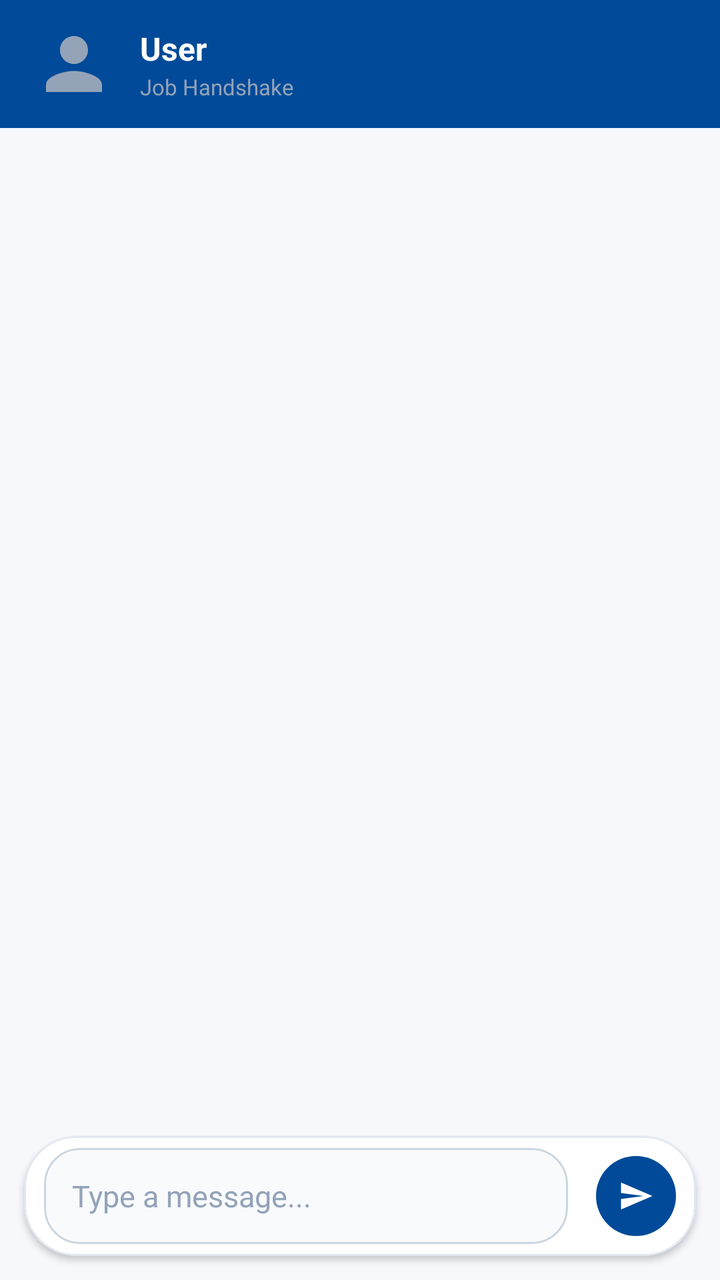
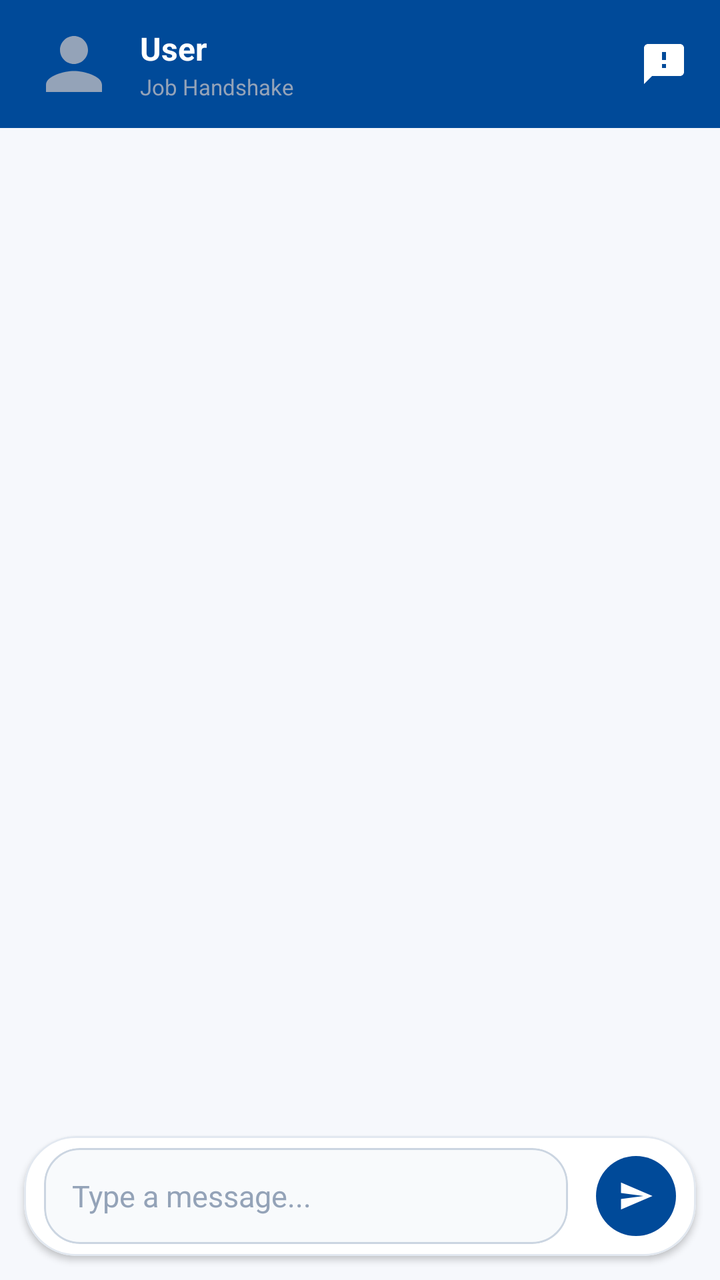

Compare the two renders of this Android layout. The source of the first and the diff that turns it into the second are given below.
<!-- AndroidManifest.xml: application theme Theme.Newtacks -->
<!-- res/layout/activity_transaction_chat.xml -->
<?xml version="1.0" encoding="utf-8"?>
<androidx.constraintlayout.widget.ConstraintLayout xmlns:android="http://schemas.android.com/apk/res/android"
    xmlns:app="http://schemas.android.com/apk/res-auto"
    xmlns:tools="http://schemas.android.com/tools"
    android:id="@+id/chatRoot"
    android:layout_width="match_parent"
    android:layout_height="match_parent"
    android:animateLayoutChanges="true"
    android:background="#F6F8FC">

    
    <com.google.android.material.appbar.AppBarLayout
        android:id="@+id/appBarLayout"
        android:layout_width="match_parent"
        android:layout_height="wrap_content"
        android:background="#0F172A"
        app:elevation="0dp"
        app:layout_constraintTop_toTopOf="parent">

        <androidx.appcompat.widget.Toolbar
            android:id="@+id/toolbar"
            android:layout_width="match_parent"
            android:layout_height="?attr/actionBarSize"
            android:background="#004A99"
            android:theme="@style/ThemeOverlay.AppCompat.Dark.ActionBar"
            app:contentInsetStart="0dp"
            app:navigationIconTint="#FFFFFF">

            <androidx.constraintlayout.widget.ConstraintLayout
                android:layout_width="match_parent"
                android:layout_height="match_parent">

                
                <FrameLayout
                    android:id="@+id/avatarContainer"
                    android:layout_width="42dp"
                    android:layout_height="42dp"
                    android:layout_marginStart="16dp"
                    app:layout_constraintBottom_toBottomOf="parent"
                    app:layout_constraintStart_toStartOf="parent"
                    app:layout_constraintTop_toTopOf="parent">

                    <com.google.android.material.imageview.ShapeableImageView
                        android:id="@+id/ivOtherUser"
                        android:layout_width="42dp"
                        android:layout_height="42dp"
                        android:scaleType="centerCrop"
                        android:src="@drawable/ic_user_placeholder"
                        app:shapeAppearanceOverlay="@style/ShapeAppearance.Material3.Corner.Full" />

                </FrameLayout>

                
                <LinearLayout
                    android:layout_width="0dp"
                    android:layout_height="wrap_content"
                    android:layout_marginStart="12dp"
                    android:orientation="vertical"
                    app:layout_constraintBottom_toBottomOf="parent"
                    app:layout_constraintEnd_toEndOf="parent"
                    app:layout_constraintStart_toEndOf="@id/avatarContainer"
                    app:layout_constraintTop_toTopOf="parent">

                    <TextView
                        android:id="@+id/tvOtherUserName"
                        android:layout_width="wrap_content"
                        android:layout_height="wrap_content"
                        android:text="User"
                        android:textColor="#FFFFFF"
                        android:textSize="16sp"
                        android:textStyle="bold" />

                    <TextView
                        android:id="@+id/tvJobTitleHeader"
                        android:layout_width="wrap_content"
                        android:layout_height="wrap_content"
                        android:layout_marginTop="1dp"
                        android:text="Job Handshake"
                        android:textColor="#94A3B8"
                        android:textSize="11sp" />

                </LinearLayout>

            </androidx.constraintlayout.widget.ConstraintLayout>

        </androidx.appcompat.widget.Toolbar>

    </com.google.android.material.appbar.AppBarLayout>

    
    <androidx.recyclerview.widget.RecyclerView
        android:id="@+id/rvChat"
        android:layout_width="0dp"
        android:layout_height="0dp"
        android:clipToPadding="false"
        android:paddingStart="12dp"
        android:paddingTop="8dp"
        android:paddingEnd="12dp"
        android:paddingBottom="8dp"
        app:layout_constraintBottom_toTopOf="@+id/inputCard"
        app:layout_constraintEnd_toEndOf="parent"
        app:layout_constraintStart_toStartOf="parent"
        app:layout_constraintTop_toBottomOf="@id/appBarLayout" />

    
    <com.google.android.material.card.MaterialCardView
        android:id="@+id/inputCard"
        android:layout_width="match_parent"
        android:layout_height="wrap_content"
        android:layout_marginStart="12dp"
        android:layout_marginTop="4dp"
        android:layout_marginEnd="12dp"
        android:layout_marginBottom="12dp"
        app:cardBackgroundColor="#FFFFFF"
        app:cardCornerRadius="26dp"
        app:cardElevation="2dp"
        app:layout_constraintBottom_toBottomOf="parent"
        app:strokeColor="#E2E8F0"
        app:strokeWidth="1dp">

        <LinearLayout
            android:layout_width="match_parent"
            android:layout_height="wrap_content"
            android:gravity="center_vertical"
            android:orientation="horizontal"
            android:padding="6dp">

            
            <com.google.android.material.card.MaterialCardView
                android:layout_width="0dp"
                android:layout_height="wrap_content"
                android:layout_marginStart="4dp"
                android:layout_marginEnd="10dp"
                android:layout_weight="1"
                app:cardBackgroundColor="#F8FAFC"
                app:cardCornerRadius="18dp"
                app:cardElevation="0dp"
                app:strokeColor="#CBD5E1"
                app:strokeWidth="1dp">

                <EditText
                    android:id="@+id/etMessage"
                    android:layout_width="match_parent"
                    android:layout_height="wrap_content"
                    android:background="@null"
                    android:hint="Type a message..."
                    android:inputType="textCapSentences|textMultiLine"
                    android:maxLines="4"
                    android:minHeight="48dp"
                    android:paddingStart="14dp"
                    android:paddingTop="12dp"
                    android:paddingEnd="14dp"
                    android:paddingBottom="12dp"
                    android:textColor="#0F172A"
                    android:textColorHint="#94A3B8"
                    android:textSize="15sp" />

            </com.google.android.material.card.MaterialCardView>

            <com.google.android.material.button.MaterialButton
                android:id="@+id/btnSend"
                android:layout_width="40dp"
                android:layout_height="40dp"
                android:layout_margin="4dp"
                android:insetTop="0dp"
                android:insetBottom="0dp"
                android:padding="0dp"
                app:backgroundTint="#004A99"
                app:cornerRadius="20dp"
                app:elevation="0dp"
                app:icon="@drawable/ic_send"
                app:iconGravity="textStart"
                app:iconPadding="0dp"
                app:iconSize="18dp" />
        </LinearLayout>

    </com.google.android.material.card.MaterialCardView>

</androidx.constraintlayout.widget.ConstraintLayout>
<!-- resources referenced by this layout -->
<resources>
  <!-- drawable ic_send (drawable) -->
  <?xml version="1.0" encoding="utf-8"?>
  <vector xmlns:android="http://schemas.android.com/apk/res/android"
      android:width="24dp"
      android:height="24dp"
      android:viewportWidth="24"
      android:viewportHeight="24">
      <path
          android:fillColor="#000000"
          android:pathData="M2.01,21L23,12 2.01,3 2,10l15,2 -15,2z" />
  </vector>
  <!-- drawable ic_user_placeholder (drawable) -->
  <vector xmlns:android="http://schemas.android.com/apk/res/android"
      android:width="24dp"
      android:height="24dp"
      android:viewportWidth="24"
      android:viewportHeight="24">
      <path
          android:fillColor="#94A3B8"
          android:pathData="M12,12c2.21,0 4,-1.79 4,-4s-1.79,-4 -4,-4 -4,1.79 -4,4 1.79,4 4,4zM12,14c-2.67,0 -8,1.34 -8,4v2h16v-2c0,-2.66 -5.33,-4 -8,-4z" />
  </vector>
  <style name="Theme.Newtacks" parent="Base.Theme.Newtacks" />
  <style name="Base.Theme.Newtacks" parent="Theme.Material3.DayNight.NoActionBar">
          <item name="colorPrimary">#004A99</item>
          <item name="colorPrimaryContainer">#004A99</item>
          <item name="colorOnPrimary">#FFFFFF</item>
          <item name="colorSecondary">#004A99</item>
          <item name="colorOnSecondary">#FFFFFF</item>
          <item name="colorTertiary">#004A99</item>
          <item name="colorSecondaryContainer">#EBF2FF</item>
          <item name="colorOnSecondaryContainer">#004A99</item>
          <item name="android:statusBarColor">#004A99</item>
          <item name="android:navigationBarColor">#FFFFFF</item>
          <item name="android:windowLightStatusBar" tools:targetApi="m">false</item>
      </style>
</resources>

<!-- the commit's change to res/layout/activity_transaction_chat.xml (unified diff, before → after) -->
@@ -55,9 +55,10 @@
                     android:layout_width="0dp"
                     android:layout_height="wrap_content"
                     android:layout_marginStart="12dp"
+                    android:layout_marginEnd="8dp"
                     android:orientation="vertical"
                     app:layout_constraintBottom_toBottomOf="parent"
-                    app:layout_constraintEnd_toEndOf="parent"
+                    app:layout_constraintEnd_toStartOf="@id/btnReportChat"
                     app:layout_constraintStart_toEndOf="@id/avatarContainer"
                     app:layout_constraintTop_toTopOf="parent">
 
@@ -80,6 +81,18 @@
                         android:textSize="11sp" />
 
                 </LinearLayout>
+
+                <ImageButton
+                    android:id="@+id/btnReportChat"
+                    android:layout_width="40dp"
+                    android:layout_height="40dp"
+                    android:layout_marginEnd="8dp"
+                    android:background="?attr/selectableItemBackgroundBorderless"
+                    android:src="@drawable/ic_bubble_alert"
+                    app:layout_constraintBottom_toBottomOf="parent"
+                    app:layout_constraintEnd_toEndOf="parent"
+                    app:layout_constraintTop_toTopOf="parent"
+                    app:tint="#FFFFFF" />
 
             </androidx.constraintlayout.widget.ConstraintLayout>
 
<!-- resource entries referenced after the edit -->
@@ -1,5 +1,15 @@
 <!-- resources referenced by this layout -->
 <resources>
+  <!-- drawable ic_bubble_alert (drawable) -->
+  <vector xmlns:android="http://schemas.android.com/apk/res/android"
+      android:width="24dp"
+      android:height="24dp"
+      android:viewportWidth="24"
+      android:viewportHeight="24">
+      <path
+          android:fillColor="#FFFFFF"
+          android:pathData="M20,2H4C2.9,2 2,2.9 2,4v18l4,-4h14c1.1,0 2,-0.9 2,-2V4C22,2.9 21.1,2 20,2zM13,14h-2v-2h2V14zM13,10h-2V6h2V10z" />
+  </vector>
   <!-- drawable ic_send (drawable) -->
   <?xml version="1.0" encoding="utf-8"?>
   <vector xmlns:android="http://schemas.android.com/apk/res/android"
